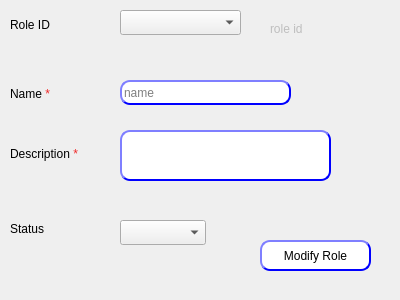
Hossam01/HyperPOS2020Design, file presentation/authorization_ui/modifyRole.ui: the form before one commit.
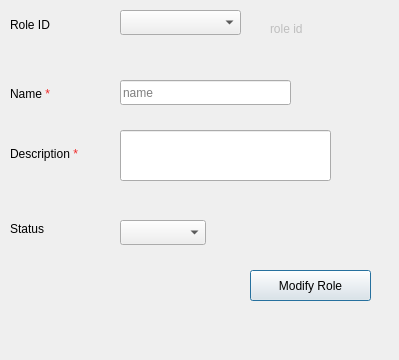
The form after the commit.

Diff of the .ui file:
```diff
--- a/presentation/authorization_ui/modifyRole.ui
+++ b/presentation/authorization_ui/modifyRole.ui
@@ -6,10 +6,22 @@
    <rect>
     <x>0</x>
     <y>0</y>
-    <width>400</width>
-    <height>300</height>
+    <width>399</width>
+    <height>360</height>
    </rect>
   </property>
+  <property name="minimumSize">
+   <size>
+    <width>399</width>
+    <height>360</height>
+   </size>
+  </property>
+  <property name="maximumSize">
+   <size>
+    <width>399</width>
+    <height>360</height>
+   </size>
+  </property>
   <property name="windowTitle">
    <string>Role</string>
   </property>
@@ -26,35 +38,16 @@
   <widget class="QPushButton" name="BTN_modifyRole">
    <property name="geometry">
     <rect>
-     <x>260</x>
-     <y>240</y>
-     <width>111</width>
+     <x>250</x>
+     <y>270</y>
+     <width>121</width>
      <height>31</height>
     </rect>
    </property>
-   <property name="styleSheet">
-    <string notr="true">QPushButton{
-                                        background-color: white;
-                                        border-style: outset;
-                                        border-width: 2px;
-                                        border-radius: 10px;
-                                        border-color: blue;
-                                        min-width: 6em;
-                                        }
-                                        QPushButton:hover {
-                                        background: qradialgradient(
-                                        cx: 0.3, cy: -0.4, fx: 0.3, fy: -0.4,
-                                        radius: 1.35, stop: 0 #fff, stop: 1 #bbb
-                                        );
-                                        }
-                                        QPushButton:pressed {
-                                        border-style: inset;
-                                        background: qradialgradient(
-                                        cx: 0.4, cy: -0.1, fx: 0.4, fy: -0.1,
-                                        radius: 1.35, stop: 0 #fff, stop: 1 #ddd
-                                        );
-                                        }
-                                    </string>
+   <property name="font">
+    <font>
+     <pointsize>9</pointsize>
+    </font>
    </property>
    <property name="text">
     <string>Modify Role</string>
@@ -69,30 +62,6 @@
      <height>25</height>
     </rect>
    </property>
-   <property name="styleSheet">
-    <string notr="true">QLineEdit{
-                                        background-color: white;
-                                        border-style: outset;
-                                        border-width: 2px;
-                                        border-radius: 10px;
-                                        border-color: blue;
-                                        min-width: 6em;
-                                        }
-                                        QLineEdit:hover {
-                                        background: qradialgradient(
-                                        cx: 0.3, cy: -0.4, fx: 0.3, fy: -0.4,
-                                        radius: 1.35, stop: 0 #fff, stop: 1 #bbb
-                                        );
-                                        }
-                                       QLineEdit:pressed {
-                                        border-style: inset;
-                                        background: qradialgradient(
-                                        cx: 0.4, cy: -0.1, fx: 0.4, fy: -0.1,
-                                        radius: 1.35, stop: 0 #fff, stop: 1 #ddd
-                                        );
-                                        }
-                                    </string>
-   </property>
    <property name="placeholderText">
     <string>name</string>
    </property>
@@ -132,30 +101,6 @@
      <height>51</height>
     </rect>
    </property>
-   <property name="styleSheet">
-    <string notr="true">QLineEdit{
-                                        background-color: white;
-                                        border-style: outset;
-                                        border-width: 2px;
-                                        border-radius: 10px;
-                                        border-color: blue;
-                                        min-width: 6em;
-                                        }
-                                        QLineEdit:hover {
-                                        background: qradialgradient(
-                                        cx: 0.3, cy: -0.4, fx: 0.3, fy: -0.4,
-                                        radius: 1.35, stop: 0 #fff, stop: 1 #bbb
-                                        );
-                                        }
-                                       QLineEdit:pressed {
-                                        border-style: inset;
-                                        background: qradialgradient(
-                                        cx: 0.4, cy: -0.1, fx: 0.4, fy: -0.1,
-                                        radius: 1.35, stop: 0 #fff, stop: 1 #ddd
-                                        );
-                                        }
-                                    </string>
-   </property>
   </widget>
   <widget class="QComboBox" name="CMB_roleName">
    <property name="geometry">
```
